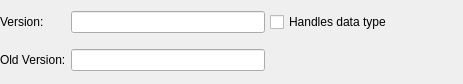
Before: the Qt Designer form libs/libgui/ui/dbobjects/extensionwidget.ui in pgmodeler/pgmodeler, drawn with Qt 5.
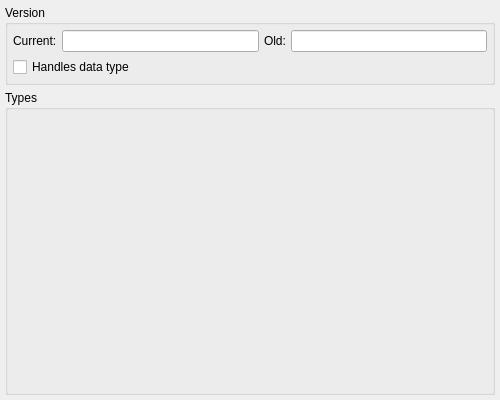
After: the same form once the commit is applied.

Diff of the .ui file:
```diff
--- a/libs/libgui/ui/dbobjects/extensionwidget.ui
+++ b/libs/libgui/ui/dbobjects/extensionwidget.ui
@@ -6,103 +6,140 @@
    <rect>
     <x>0</x>
     <y>0</y>
-    <width>463</width>
-    <height>84</height>
+    <width>500</width>
+    <height>400</height>
    </rect>
   </property>
   <layout class="QGridLayout" name="extension_grid">
    <property name="leftMargin">
-    <number>0</number>
+    <number>5</number>
    </property>
    <property name="topMargin">
-    <number>0</number>
+    <number>5</number>
    </property>
    <property name="rightMargin">
-    <number>0</number>
+    <number>5</number>
    </property>
    <property name="bottomMargin">
-    <number>0</number>
+    <number>5</number>
    </property>
    <property name="spacing">
     <number>5</number>
    </property>
    <item row="0" column="0">
-    <widget class="QLabel" name="cur_ver_lbl">
-     <property name="sizePolicy">
-      <sizepolicy hsizetype="Preferred" vsizetype="Fixed">
-       <horstretch>0</horstretch>
-       <verstretch>0</verstretch>
-      </sizepolicy>
+    <widget class="QGroupBox" name="groupBox">
+     <property name="title">
+      <string>Version</string>
      </property>
-     <property name="text">
-      <string>Version:</string>
-     </property>
-    </widget>
-   </item>
-   <item row="0" column="1">
-    <widget class="QLineEdit" name="cur_ver_edt">
-     <property name="sizePolicy">
-      <sizepolicy hsizetype="Expanding" vsizetype="Fixed">
-       <horstretch>0</horstretch>
-       <verstretch>0</verstretch>
-      </sizepolicy>
-     </property>
-     <property name="minimumSize">
-      <size>
-       <width>100</width>
-       <height>0</height>
-      </size>
-     </property>
-     <property name="clearButtonEnabled">
-      <bool>true</bool>
-     </property>
+     <layout class="QGridLayout" name="gridLayout">
+      <property name="leftMargin">
+       <number>5</number>
+      </property>
+      <property name="topMargin">
+       <number>5</number>
+      </property>
+      <property name="rightMargin">
+       <number>5</number>
+      </property>
+      <property name="bottomMargin">
+       <number>5</number>
+      </property>
+      <property name="spacing">
+       <number>5</number>
+      </property>
+      <item row="2" column="0" colspan="2">
+       <widget class="QCheckBox" name="handles_type_chk">
+        <property name="sizePolicy">
+         <sizepolicy hsizetype="Expanding" vsizetype="Fixed">
+          <horstretch>0</horstretch>
+          <verstretch>0</verstretch>
+         </sizepolicy>
+        </property>
+        <property name="toolTip">
+         <string>This attribute cannot be changed once the object is created.</string>
+        </property>
+        <property name="text">
+         <string>Handles data type</string>
+        </property>
+       </widget>
+      </item>
+      <item row="0" column="1">
+       <widget class="QLineEdit" name="cur_ver_edt">
+        <property name="sizePolicy">
+         <sizepolicy hsizetype="Expanding" vsizetype="Fixed">
+          <horstretch>0</horstretch>
+          <verstretch>0</verstretch>
+         </sizepolicy>
+        </property>
+        <property name="minimumSize">
+         <size>
+          <width>100</width>
+          <height>0</height>
+         </size>
+        </property>
+        <property name="clearButtonEnabled">
+         <bool>true</bool>
+        </property>
+       </widget>
+      </item>
+      <item row="0" column="2">
+       <widget class="QLabel" name="old_ver_lbl">
+        <property name="sizePolicy">
+         <sizepolicy hsizetype="Preferred" vsizetype="Fixed">
+          <horstretch>0</horstretch>
+          <verstretch>0</verstretch>
+         </sizepolicy>
+        </property>
+        <property name="text">
+         <string>Old:</string>
+        </property>
+       </widget>
+      </item>
+      <item row="0" column="0">
+       <widget class="QLabel" name="cur_ver_lbl">
+        <property name="sizePolicy">
+         <sizepolicy hsizetype="Preferred" vsizetype="Fixed">
+          <horstretch>0</horstretch>
+          <verstretch>0</verstretch>
+         </sizepolicy>
+        </property>
+        <property name="text">
+         <string>Current:</string>
+        </property>
+       </widget>
+      </item>
+      <item row="0" column="3">
+       <widget class="QLineEdit" name="old_ver_edt">
+        <property name="sizePolicy">
+         <sizepolicy hsizetype="Expanding" vsizetype="Fixed">
+          <horstretch>0</horstretch>
+          <verstretch>0</verstretch>
+         </sizepolicy>
+        </property>
+        <property name="minimumSize">
+         <size>
+          <width>100</width>
+          <height>0</height>
+         </size>
+        </property>
+        <property name="clearButtonEnabled">
+         <bool>true</bool>
+        </property>
+       </widget>
+      </item>
+     </layout>
     </widget>
    </item>
    <item row="1" column="0">
-    <widget class="QLabel" name="old_ver_lbl">
+    <widget class="QGroupBox" name="types_gb">
      <property name="sizePolicy">
-      <sizepolicy hsizetype="Preferred" vsizetype="Fixed">
+      <sizepolicy hsizetype="Preferred" vsizetype="Expanding">
        <horstretch>0</horstretch>
        <verstretch>0</verstretch>
       </sizepolicy>
      </property>
-     <property name="text">
-      <string>Old Version:</string>
-     </property>
-    </widget>
-   </item>
-   <item row="1" column="1">
-    <widget class="QLineEdit" name="old_ver_edt">
-     <property name="sizePolicy">
-      <sizepolicy hsizetype="Expanding" vsizetype="Fixed">
-       <horstretch>0</horstretch>
-       <verstretch>0</verstretch>
-      </sizepolicy>
-     </property>
-     <property name="minimumSize">
-      <size>
-       <width>100</width>
-       <height>0</height>
-      </size>
-     </property>
-     <property name="clearButtonEnabled">
-      <bool>true</bool>
-     </property>
-    </widget>
-   </item>
-   <item row="0" column="2">
-    <widget class="QCheckBox" name="handles_type_chk">
-     <property name="sizePolicy">
-      <sizepolicy hsizetype="Expanding" vsizetype="Fixed">
-       <horstretch>0</horstretch>
-       <verstretch>0</verstretch>
-      </sizepolicy>
-     </property>
-     <property name="toolTip">
-      <string>This attribute cannot be changed once the object is created.</string>
-     </property>
-     <property name="text">
-      <string>Handles data type</string>
+     <property name="title">
+      <string>Types</string>
      </property>
     </widget>
    </item>
```
